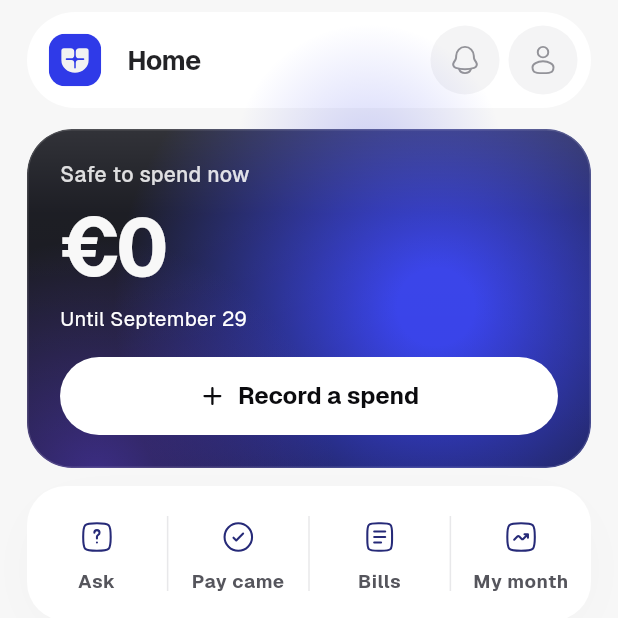
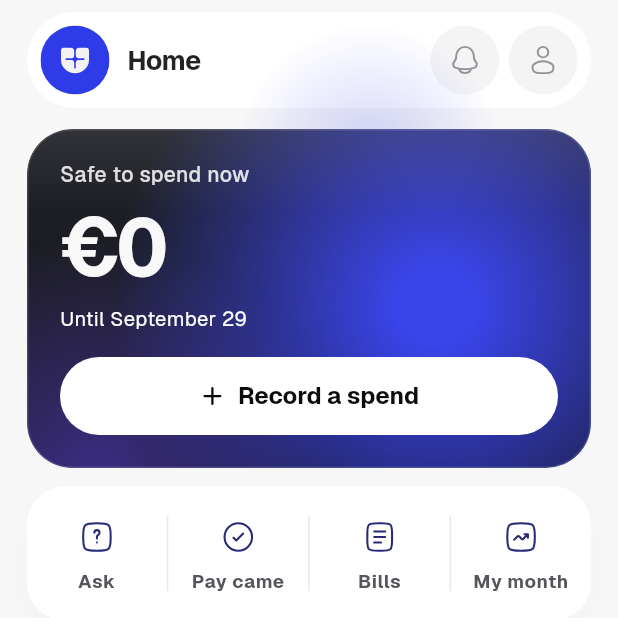
Before and after one commit to sajjadbabamaleki-lgtm/upino, a Flutter app: the HomeScreen screen opened directly with empty values, on a phone screen of 412 x 824 dp, the top half of it. Run offline on Flutter 3.47's test engine with Material 3 defaults, Android fonts, the phone set to English and light mode, and no system bars; our stand-ins replace file_picker, flutter_local_notifications, flutter_svg, image_picker, share_plus, speech_to_text and 1 more; missing offline and left inert: cryptography, home_widget; project files that could hold a hidden picture were left out.

Commit message:
Round the mark in the app's top bar
The top bar's other items, the bell and the profile, are 46px circles in
a pill; the square mark was the one shape that didn't belong. It now
fills the same 46px as a circle, with the glyph stepped down to 78% so
it clears the corners, matching the site's nav once it turns to glass.
The square stays the default for everywhere else the mark appears.

Screenshots regenerated for the screens that show the bar.

Co-Authored-By: Claude Opus 5.5 <noreply@anthropic.com>
Claude-Session: https://claude.ai/code/session_01KY7fbDYpQH99TSuCRwNfub

```diff
--- a/app/lib/widgets/top_bar.dart
+++ b/app/lib/widgets/top_bar.dart
@@ -48,7 +48,7 @@ class UpinoTopBar extends StatelessWidget {
       ),
       child: Row(
         children: [
-          const UpinoMark(size: itemHeight),
+          const UpinoMark(size: itemHeight, round: true),
           const SizedBox(width: 12),
           Expanded(
             child: Text(
@@ -81,10 +81,18 @@ class UpinoTopBar extends StatelessWidget {
 /// The app's mark: the Upino glyph — a U whose cut-out is a four-pointed
 /// spark — white on a rounded square in the brand colour. The launcher icon
 /// and the site use the same drawing.
+///
+/// [round] draws it as a circle filling [size] instead, for a pill bar whose
+/// other items are circles; the site's nav does the same once it turns to
+/// glass. The glyph steps down to clear the corners the circle gives up.
 class UpinoMark extends StatelessWidget {
-  const UpinoMark({this.size = 46, super.key});
+  const UpinoMark({this.size = 46, this.round = false, super.key});
 
   final double size;
+  final bool round;
+
+  /// How much of the tile the glyph keeps inside the circle.
+  static const roundGlyphScale = 0.78;
 
   /// The glyph on a 32 grid, sitting in the square as it does in the logo.
   static const glyph =
@@ -101,7 +109,16 @@ class UpinoMark extends StatelessWidget {
       width: size,
       height: size,
       child: Center(
-        child: SvgPicture.string(
+        child: round
+            ? SvgPicture.string(
+                '<svg xmlns="http://www.w3.org/2000/svg" viewBox="0 0 32 32">'
+                '<circle cx="16" cy="16" r="16" fill="#$hex"/>'
+                '<path fill="#F2F2F2" d="$glyph" transform="translate(16 16) '
+                'scale($roundGlyphScale) translate(-16 -16)"/></svg>',
+                width: size,
+                height: size,
+              )
+            : SvgPicture.string(
                 '<svg xmlns="http://www.w3.org/2000/svg" viewBox="0 0 32 32">'
                 '<rect width="32" height="32" rx="10" fill="#$hex"/>'
                 '<path fill="#F2F2F2" d="$glyph"/></svg>',
```
Also changed, not shown: 8 other files. Lines whose indentation alone changed are shown as unchanged.
